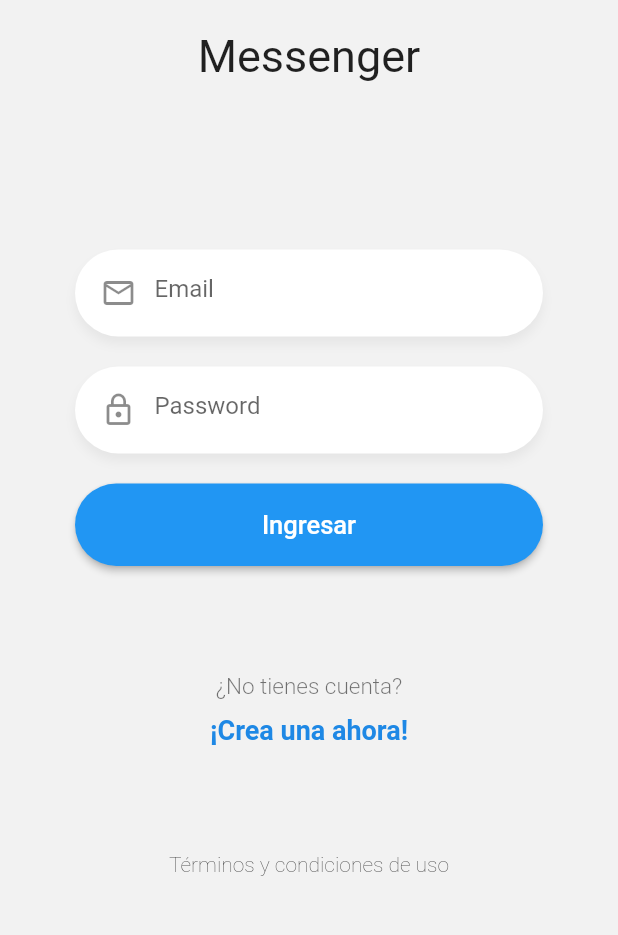
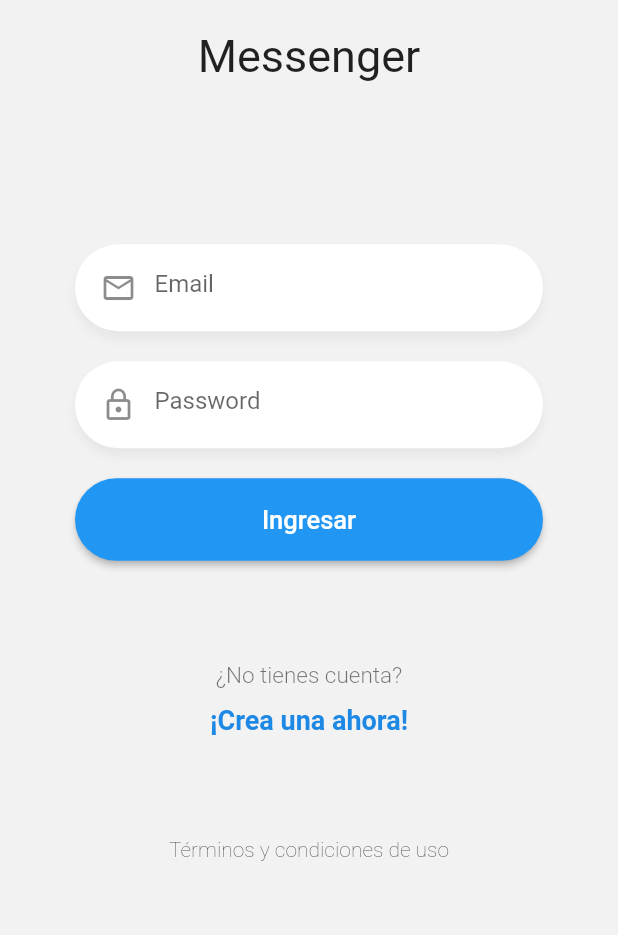
Before and after one commit to IDaMariusI/chat_app, a Flutter app: the screen it shows after launch, on a phone screen of 412 x 824 dp, the part 251-1186 px from its top. Run offline on Flutter 3.47's test engine with Material 2 defaults, Android fonts, the phone set to English and light mode, and no system bars.

Commit message:
55. SingleChildScrollView

```diff
--- a/lib/src/screens/login_screen.dart
+++ b/lib/src/screens/login_screen.dart
@@ -10,6 +10,10 @@ class LoginScreen extends StatelessWidget {
     return Scaffold(
       backgroundColor: const Color(0xffF2F2F2),
       body: SafeArea(
+        child: SingleChildScrollView(
+          physics: const BouncingScrollPhysics(),
+          child: Container(
+            height: MediaQuery.of(context).size.height * 0.9,
             child: Column(
               mainAxisAlignment: MainAxisAlignment.spaceBetween,
               children: [
@@ -20,8 +24,9 @@ class LoginScreen extends StatelessWidget {
                   'Términos y condiciones de uso',
                   style: TextStyle(fontWeight: FontWeight.w200),
                 ),
-            const SizedBox(height: 1),
               ],
+            ),
+          ),
         ),
       ),
     );
```
Lines whose indentation alone changed are shown as unchanged.
